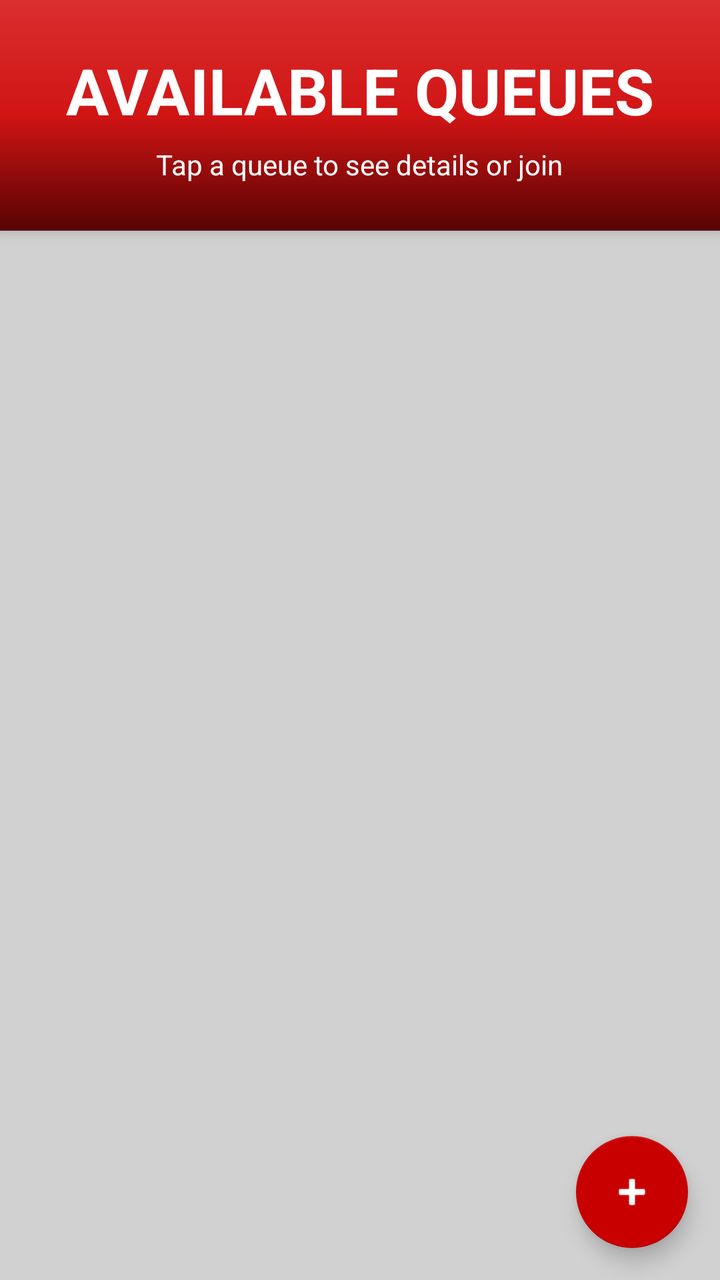
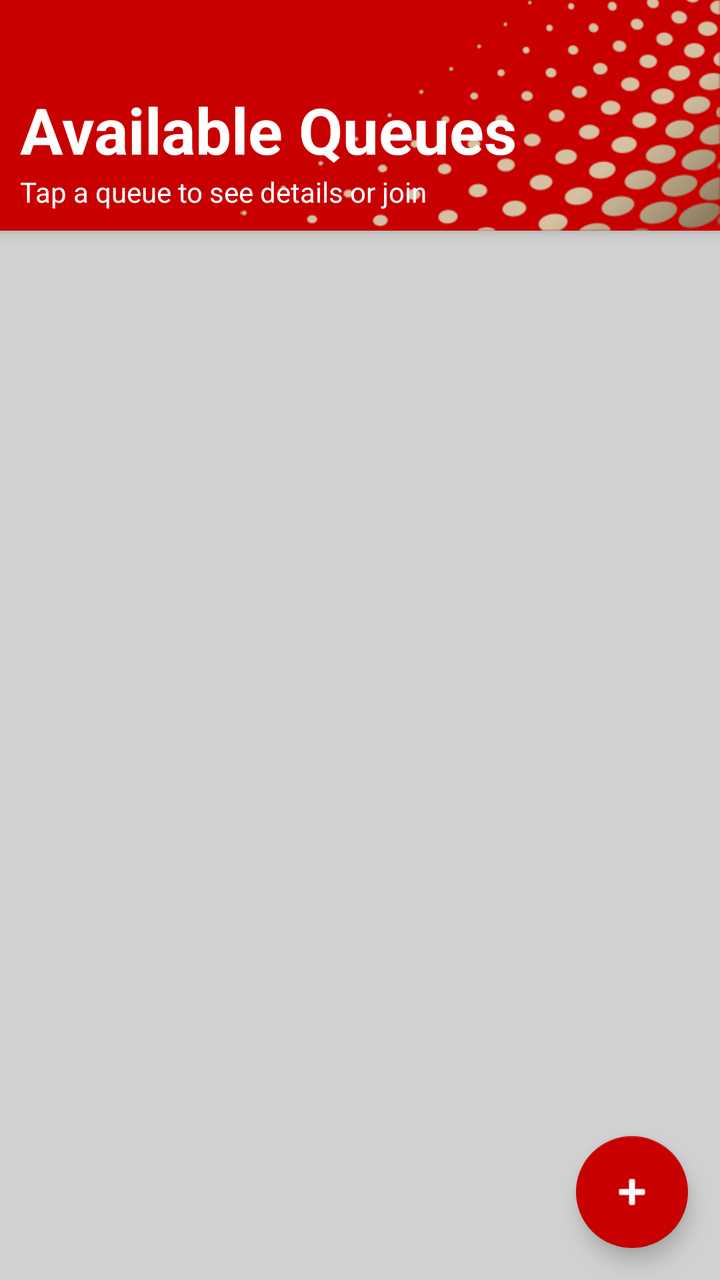

Two renders of the same Android screen: before a commit and after it. Below are the layout's source before the change and the commit's diff.
<!-- AndroidManifest.xml: application theme Theme.VQueue -->
<!-- res/layout/fragment_home.xml -->
<?xml version="1.0" encoding="utf-8"?>
<androidx.coordinatorlayout.widget.CoordinatorLayout xmlns:android="http://schemas.android.com/apk/res/android"
    xmlns:app="http://schemas.android.com/apk/res-auto"
    xmlns:tools="http://schemas.android.com/tools"
    android:layout_width="match_parent"
    android:layout_height="match_parent"
    android:background="@color/text_hint"
    tools:context=".fragments.HomeFragment">

    <androidx.constraintlayout.widget.ConstraintLayout
        android:layout_width="match_parent"
        android:layout_height="match_parent">

        
        <androidx.constraintlayout.widget.Guideline
            android:id="@+id/headerGuide"
            android:layout_width="wrap_content"
            android:layout_height="wrap_content"
            android:orientation="horizontal"
            app:layout_constraintGuide_percent="0.18" />

        
        <androidx.constraintlayout.widget.ConstraintLayout
            android:id="@+id/headerSection"
            android:layout_width="0dp"
            android:layout_height="0dp"
            android:background="@drawable/bg_banner_red"
            android:elevation="4dp"
            app:layout_constraintBottom_toTopOf="@id/headerGuide"
            app:layout_constraintEnd_toEndOf="parent"
            app:layout_constraintStart_toStartOf="parent"
            app:layout_constraintTop_toTopOf="parent">

            <LinearLayout
                android:id="@+id/headerContent"
                android:layout_width="0dp"
                android:layout_height="0dp"
                android:gravity="center"
                android:orientation="vertical"
                android:paddingStart="24dp"
                android:paddingEnd="24dp"
                app:layout_constraintBottom_toBottomOf="parent"
                app:layout_constraintEnd_toEndOf="parent"
                app:layout_constraintStart_toStartOf="parent"
                app:layout_constraintTop_toTopOf="parent">

                <TextView
                    android:id="@+id/headerTitle"
                    android:layout_width="wrap_content"
                    android:layout_height="wrap_content"
                    android:text="AVAILABLE QUEUES"
                    android:textColor="@color/text_on_primary"
                    android:textSize="32sp"
                    android:textStyle="bold"
                    />

                
                <TextView
                    android:id="@+id/statusText"
                    android:layout_width="wrap_content"
                    android:layout_height="wrap_content"
                    android:layout_marginTop="6dp"
                    android:gravity="center"
                    android:text="Tap a queue to see details or join"
                    android:textColor="@color/text_on_primary"
                    android:textSize="14sp" />
            </LinearLayout>
        </androidx.constraintlayout.widget.ConstraintLayout>

        
        <ProgressBar
            android:id="@+id/loadingIndicator"
            style="?android:attr/progressBarStyleHorizontal"
            android:layout_width="0dp"
            android:layout_height="wrap_content"
            android:layout_marginTop="-8dp"
            android:elevation="5dp"
            android:indeterminate="true"
            android:indeterminateTint="@color/text_on_primary"
            android:visibility="gone"
            app:layout_constraintEnd_toEndOf="parent"
            app:layout_constraintStart_toStartOf="parent"
            app:layout_constraintTop_toBottomOf="@id/headerSection"
            />

        
        <androidx.recyclerview.widget.RecyclerView
            android:id="@+id/queuesRecyclerView"
            android:layout_width="0dp"
            android:layout_height="0dp"
            android:clipToPadding="false"
            android:paddingTop="16dp"
            android:paddingBottom="80dp"
            app:layout_constraintBottom_toBottomOf="parent"
            app:layout_constraintEnd_toEndOf="parent"
            app:layout_constraintStart_toStartOf="parent"
            app:layout_constraintTop_toBottomOf="@id/headerSection" />

    </androidx.constraintlayout.widget.ConstraintLayout>

    
    <com.google.android.material.floatingactionbutton.FloatingActionButton
        android:id="@+id/fabCreateQueue"
        android:layout_width="wrap_content"
        android:layout_height="wrap_content"
        android:layout_gravity="bottom|end"
        android:layout_margin="16dp"
        android:contentDescription="Create Queue"
        app:backgroundTint="@color/primary"
        app:srcCompat="@android:drawable/ic_input_add"
        app:tint="@color/text_on_primary" />

</androidx.coordinatorlayout.widget.CoordinatorLayout>
<!-- resources referenced by this layout -->
<resources>
  <color name="primary">#C80000</color>
  <color name="text_hint">#D1D1D1</color>
  <color name="text_on_primary">#FFFFFFFF</color>
  <!-- drawable bg_banner_red (drawable) -->
  <?xml version="1.0" encoding="utf-8"?>
  <shape xmlns:android="http://schemas.android.com/apk/res/android"
      android:shape="rectangle">
  
      <gradient
          android:type="linear"
          android:angle="-45"
          android:startColor="#FFDA2F2F"
          android:centerColor="#D11414"
          android:endColor="#560303" />
  
  </shape>
  <style name="Theme.VQueue" parent="Theme.MaterialComponents.DayNight.DarkActionBar">
          <item name="windowActionBar">false</item>
          <item name="windowNoTitle">true</item>
          
          <item name="colorPrimary">@color/primary</item>
          <item name="colorPrimaryVariant">@color/primary_dark</item>
          <item name="colorOnPrimary">@color/text_on_primary</item>
          <item name="android:textColorSecondary">@color/text_on_primary</item>
  
          <item name="colorSecondary">@color/accent</item>
          <item name="colorOnSecondary">@color/text_on_primary</item>
  
          
          <item name="android:colorBackground">@color/background_primary</item>
          <item name="colorSurface">@color/surface</item>
          <item name="colorOnSurface">@color/text_primary</item>
  
          
          <item name="android:statusBarColor">@color/primary</item>
  
          <item name="cornerFamily">rounded</item>
          <item name="cornerSize">16dp</item>
      </style>
  <color name="primary_dark">#BB0000</color>
  <color name="accent">#FF03DAC5</color>
  <color name="background_primary">#FFFFFF</color>
  <color name="surface">#FFFFFFFF</color>
  <color name="text_primary">#FF212121</color>
</resources>

<!-- the commit's change to res/layout/fragment_home.xml (unified diff, before → after) -->
@@ -12,59 +12,42 @@
         android:layout_height="match_parent">
 
         
-        <androidx.constraintlayout.widget.Guideline
-            android:id="@+id/headerGuide"
-            android:layout_width="wrap_content"
-            android:layout_height="wrap_content"
-            android:orientation="horizontal"
-            app:layout_constraintGuide_percent="0.18" />
-
-        
         <androidx.constraintlayout.widget.ConstraintLayout
             android:id="@+id/headerSection"
-            android:layout_width="0dp"
+            android:layout_width="match_parent"
             android:layout_height="0dp"
-            android:background="@drawable/bg_banner_red"
+            android:background="@drawable/bg"
+            android:orientation="vertical"
+            android:padding="10dp"
             android:elevation="4dp"
-            app:layout_constraintBottom_toTopOf="@id/headerGuide"
+            app:layout_constraintTop_toTopOf="parent"
+            app:layout_constraintStart_toStartOf="parent"
             app:layout_constraintEnd_toEndOf="parent"
-            app:layout_constraintStart_toStartOf="parent"
-            app:layout_constraintTop_toTopOf="parent">
+            app:layout_constraintHeight_percent="0.18">
 
-            <LinearLayout
-                android:id="@+id/headerContent"
-                android:layout_width="0dp"
-                android:layout_height="0dp"
+            <TextView
+                android:id="@+id/headerText"
+                android:layout_width="wrap_content"
+                android:layout_height="wrap_content"
+                android:text="Available Queues"
+                android:textColor="@color/text_on_primary"
+                android:textSize="32sp"
+                android:textStyle="bold"
+                app:layout_constraintBottom_toTopOf="@+id/statusText"
+                app:layout_constraintStart_toStartOf="parent" />
+
+            <TextView
+                android:id="@+id/statusText"
+                android:layout_width="wrap_content"
+                android:layout_height="wrap_content"
+                android:layout_marginTop="6dp"
                 android:gravity="center"
-                android:orientation="vertical"
-                android:paddingStart="24dp"
-                android:paddingEnd="24dp"
+                android:text="Tap a queue to see details or join"
+                android:textColor="@color/text_on_primary"
+                android:textSize="14sp"
                 app:layout_constraintBottom_toBottomOf="parent"
-                app:layout_constraintEnd_toEndOf="parent"
-                app:layout_constraintStart_toStartOf="parent"
-                app:layout_constraintTop_toTopOf="parent">
+                app:layout_constraintStart_toStartOf="parent" />
 
-                <TextView
-                    android:id="@+id/headerTitle"
-                    android:layout_width="wrap_content"
-                    android:layout_height="wrap_content"
-                    android:text="AVAILABLE QUEUES"
-                    android:textColor="@color/text_on_primary"
-                    android:textSize="32sp"
-                    android:textStyle="bold"
-                    />
-
-                
-                <TextView
-                    android:id="@+id/statusText"
-                    android:layout_width="wrap_content"
-                    android:layout_height="wrap_content"
-                    android:layout_marginTop="6dp"
-                    android:gravity="center"
-                    android:text="Tap a queue to see details or join"
-                    android:textColor="@color/text_on_primary"
-                    android:textSize="14sp" />
-            </LinearLayout>
         </androidx.constraintlayout.widget.ConstraintLayout>
 
         
<!-- resource entries referenced after the edit -->
@@ -3,19 +3,24 @@
   <color name="primary">#C80000</color>
   <color name="text_hint">#D1D1D1</color>
   <color name="text_on_primary">#FFFFFFFF</color>
-  <!-- drawable bg_banner_red (drawable) -->
-  <?xml version="1.0" encoding="utf-8"?>
-  <shape xmlns:android="http://schemas.android.com/apk/res/android"
-      android:shape="rectangle">
+  <!-- drawable bg (drawable) -->
+  <layer-list xmlns:android="http://schemas.android.com/apk/res/android">
   
-      <gradient
-          android:type="linear"
-          android:angle="-45"
-          android:startColor="#FFDA2F2F"
-          android:centerColor="#D11414"
-          android:endColor="#560303" />
+      
+      <item>
+          <shape android:shape="rectangle">
+              <solid android:color="@color/primary" />
+          </shape>
+      </item>
   
-  </shape>
+      
+      <item
+          android:drawable="@drawable/img"
+          android:gravity="bottom|end"
+          android:width="240dp"
+          android:height="240dp"
+          android:tileMode="disabled" />
+  </layer-list>
   <style name="Theme.VQueue" parent="Theme.MaterialComponents.DayNight.DarkActionBar">
           <item name="windowActionBar">false</item>
           <item name="windowNoTitle">true</item>
@@ -39,6 +44,7 @@
           <item name="cornerFamily">rounded</item>
           <item name="cornerSize">16dp</item>
       </style>
+  <!-- drawable img: png bitmap (drawable, 26923 bytes) -->
   <color name="primary_dark">#BB0000</color>
   <color name="accent">#FF03DAC5</color>
   <color name="background_primary">#FFFFFF</color>
